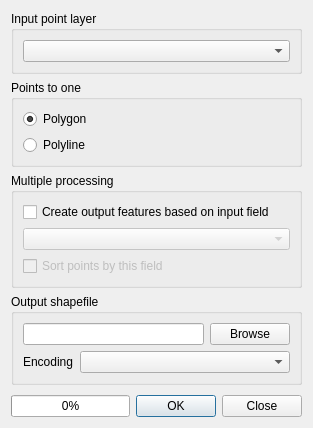
Before: the Qt Designer form points2one/frmPoints2One.ui in ANAT01/qgis-plugin-point2one, drawn with Qt 5.
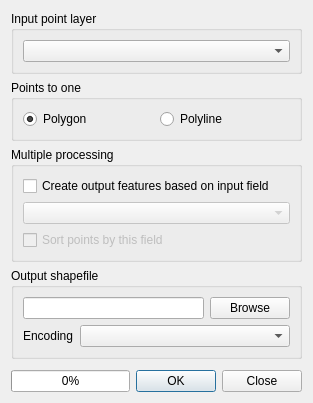
After: the same form once the commit is applied.

Commit message: Layout geometry types horizontally.

What changed in the file:
```diff
--- a/points2one/frmPoints2One.ui
+++ b/points2one/frmPoints2One.ui
@@ -7,7 +7,7 @@
     <x>0</x>
     <y>0</y>
     <width>313</width>
-    <height>428</height>
+    <height>403</height>
    </rect>
   </property>
   <property name="sizePolicy">
@@ -32,7 +32,7 @@
        </property>
        <layout class="QGridLayout" name="gridLayout">
         <item row="0" column="0">
-         <layout class="QVBoxLayout" name="verticalLayout">
+         <layout class="QHBoxLayout" name="horizontalLayout_2">
           <item>
            <widget class="QRadioButton" name="rdoPolygon">
             <property name="text">
```
The commit also changes 1 other file.
